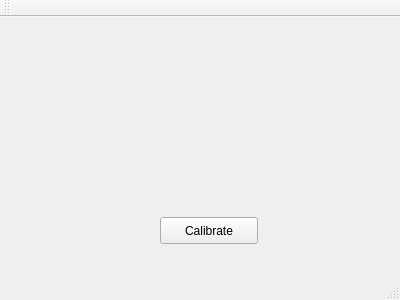
Above: calibrate_gui/ui/calibrate_window.ui from ros-industrial/industrial_calibration_tutorials before the change. Below: the same form after it.
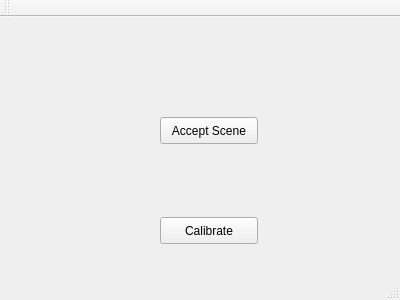
That is the form after the change.

The edit to the form file:
```diff
--- a/calibrate_gui/ui/calibrate_window.ui
+++ b/calibrate_gui/ui/calibrate_window.ui
@@ -27,6 +27,19 @@
      <string>Calibrate</string>
     </property>
    </widget>
+   <widget class="QPushButton" name="AcceptButton">
+    <property name="geometry">
+     <rect>
+      <x>160</x>
+      <y>100</y>
+      <width>98</width>
+      <height>27</height>
+     </rect>
+    </property>
+    <property name="text">
+     <string>Accept Scene</string>
+    </property>
+   </widget>
   </widget>
   <widget class="QMenuBar" name="menuBar">
    <property name="geometry">
```
